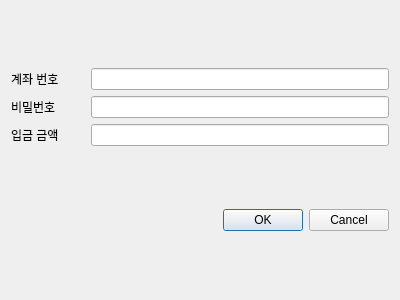
This is deposit.ui in DevSunbi/VEDA_Side_Project as Qt 5 draws it before an edit. The edited form follows.
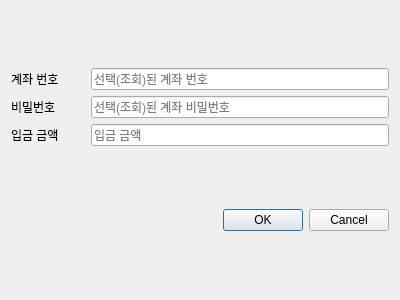
This is the edited form.

What changed in the file:
```diff
--- a/deposit.ui
+++ b/deposit.ui
@@ -17,7 +17,11 @@
    <item row="0" column="0">
     <layout class="QGridLayout" name="gridLayout" columnstretch="1,4">
      <item row="0" column="1">
-      <widget class="QLineEdit" name="d_acc_le"/>
+      <widget class="QLineEdit" name="d_acc_le">
+       <property name="placeholderText">
+        <string>선택(조회)된 계좌 번호</string>
+       </property>
+      </widget>
      </item>
      <item row="1" column="0">
       <widget class="QLabel" name="d_pass_lbl">
@@ -31,6 +35,9 @@
        <property name="echoMode">
         <enum>QLineEdit::EchoMode::Password</enum>
        </property>
+       <property name="placeholderText">
+        <string>선택(조회)된 계좌 비밀번호</string>
+       </property>
       </widget>
      </item>
      <item row="0" column="0">
@@ -51,7 +58,11 @@
       </widget>
      </item>
      <item row="2" column="1">
-      <widget class="QLineEdit" name="d_amount_le"/>
+      <widget class="QLineEdit" name="d_amount_le">
+       <property name="placeholderText">
+        <string>입금 금액</string>
+       </property>
+      </widget>
      </item>
     </layout>
    </item>
```
